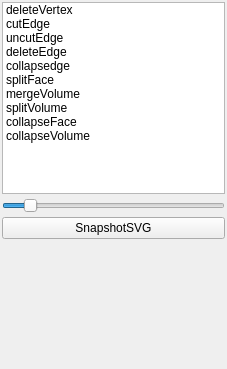
First picture: the form in Apps/Tuto/tuto_oper3.ui, repository cgogn/CGoGN, before the edit.
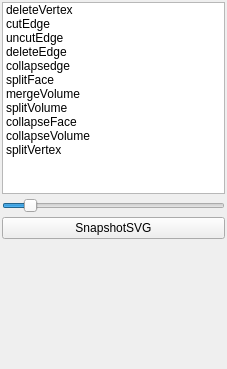
Second picture: the form after the edit.

Commit message: begin vertexSplit and PM multires

Patch:
```diff
--- a/Apps/Tuto/tuto_oper3.ui
+++ b/Apps/Tuto/tuto_oper3.ui
@@ -99,6 +99,11 @@
           <string>collapseVolume</string>
          </property>
         </item>
+        <item>
+         <property name="text">
+          <string>splitVertex</string>
+         </property>
+        </item>
        </widget>
       </item>
       <item>
```
The commit also changes 12 other files.
